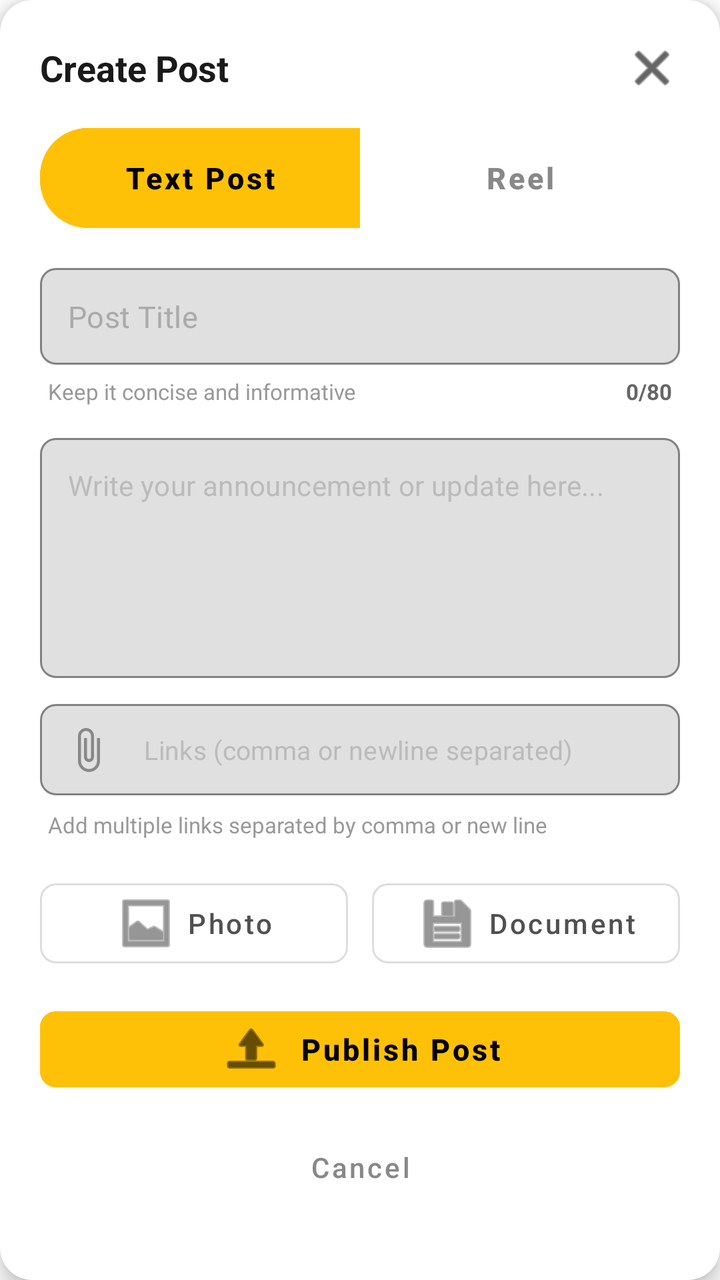
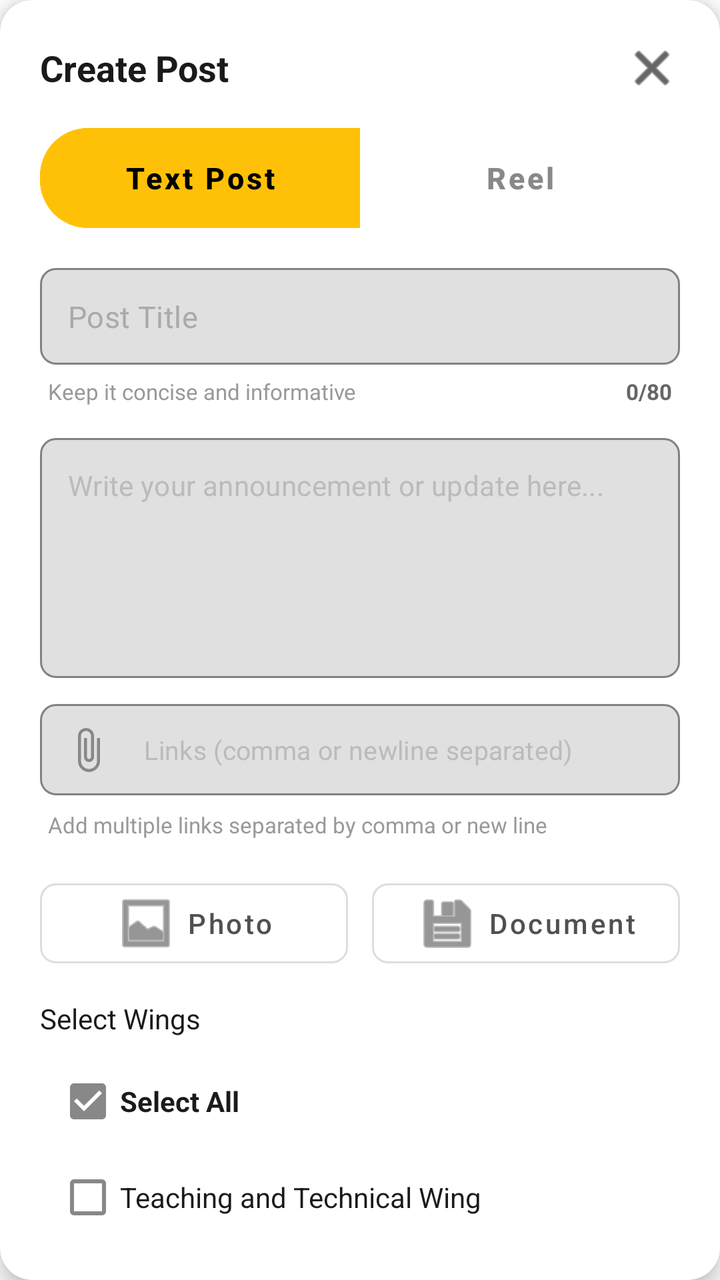

The first picture is an Android layout as it rendered before a commit; the second is the same layout after the commit. The layout source and the unified diff follow.
<!-- AndroidManifest.xml: application theme Theme.ChatApp -->
<!-- res/layout/dialog_create_update.xml -->
<?xml version="1.0" encoding="utf-8"?>
<androidx.cardview.widget.CardView
    xmlns:android="http://schemas.android.com/apk/res/android"
    xmlns:app="http://schemas.android.com/apk/res-auto"
    android:layout_width="match_parent"
    android:layout_height="wrap_content"
    app:cardCornerRadius="16dp"
    app:cardElevation="6dp"
    app:cardBackgroundColor="@android:color/white"
    android:layout_marginTop="24dp"
    android:layout_marginBottom="24dp"
    app:cardPreventCornerOverlap="false">

    <FrameLayout
        android:layout_width="match_parent"
        android:layout_height="wrap_content">

    <LinearLayout
        android:layout_width="match_parent"
        android:layout_height="wrap_content"
        android:orientation="vertical"
        android:padding="20dp">

        
        <RelativeLayout
            android:layout_width="match_parent"
            android:layout_height="wrap_content"
            android:layout_marginBottom="16dp">
            
            <TextView
                android:id="@+id/dialogTitle"
                android:layout_width="wrap_content"
                android:layout_height="wrap_content"
                android:layout_alignParentStart="true"
                android:layout_centerVertical="true"
                android:text="Create Post"
                android:textSize="18sp"
                android:textStyle="bold"
                android:textColor="#1A1A1A" />
            
            <ImageButton
                android:id="@+id/closeButton"
                android:layout_width="28dp"
                android:layout_height="28dp"
                android:layout_alignParentEnd="true"
                android:layout_centerVertical="true"
                android:background="?attr/selectableItemBackgroundBorderless"
                android:src="@android:drawable/ic_menu_close_clear_cancel"
                android:tint="#000000"
                android:scaleType="fitCenter"
                android:contentDescription="Close" />
        </RelativeLayout>

        <androidx.core.widget.NestedScrollView
            android:layout_width="match_parent"
            android:layout_height="wrap_content"
            android:fillViewport="true">
        
            <LinearLayout
                android:layout_width="match_parent"
                android:layout_height="wrap_content"
                android:orientation="vertical">

        
        <com.google.android.material.button.MaterialButtonToggleGroup
            android:id="@+id/postTypeToggleGroup"
            android:layout_width="match_parent"
            android:layout_height="50dp"
            android:layout_marginBottom="20dp"
            app:checkedButton="@+id/textPostButton"
            app:selectionRequired="true"
            app:singleSelection="true"
            app:strokeColor="#000000"
            app:strokeWidth="1dp">

            <com.google.android.material.button.MaterialButton
                android:id="@+id/textPostButton"
                style="@style/Widget.MaterialComponents.Button.OutlinedButton"
                android:layout_width="0dp"
                android:layout_height="match_parent"
                android:layout_weight="1"
                android:backgroundTint="@color/selector_toggle_bg_golden"
                android:insetTop="0dp"
                android:insetBottom="0dp"
                android:text="Text Post"
                android:textAllCaps="false"
                android:textColor="@color/selector_toggle_text"
                android:textSize="15sp"
                android:textStyle="bold"
                app:cornerRadius="24dp"
                app:strokeColor="@android:color/transparent"
                app:strokeWidth="0dp" />

            <com.google.android.material.button.MaterialButton
                android:id="@+id/reelPostButton"
                style="@style/Widget.MaterialComponents.Button.OutlinedButton"
                android:layout_width="0dp"
                android:layout_height="match_parent"
                android:layout_weight="1"
                android:backgroundTint="@color/selector_toggle_bg_golden"
                android:insetTop="0dp"
                android:insetBottom="0dp"
                android:text="Reel"
                android:textAllCaps="false"
                android:textColor="@color/selector_toggle_text"
                android:textSize="15sp"
                android:textStyle="bold"
                app:cornerRadius="24dp"
                app:strokeColor="@android:color/transparent"
                app:strokeWidth="0dp" />

        </com.google.android.material.button.MaterialButtonToggleGroup>

        
        <com.google.android.material.textfield.TextInputLayout
            android:layout_width="match_parent"
            android:layout_height="wrap_content"
            app:boxBackgroundMode="outline"
            app:boxCornerRadiusTopStart="8dp"
            app:boxCornerRadiusTopEnd="8dp"
            app:boxCornerRadiusBottomStart="8dp"
            app:boxCornerRadiusBottomEnd="8dp"
            app:boxStrokeColor="#DDDDDD"
            app:boxStrokeWidth="1dp"
            app:hintEnabled="false"
            android:layout_marginBottom="6dp">

            <com.google.android.material.textfield.TextInputEditText
                android:id="@+id/updateTitleInput"
                android:layout_width="match_parent"
                android:layout_height="wrap_content"
                android:hint="Post Title"
                android:inputType="textCapSentences"
                android:maxLines="2"
                android:maxLength="80"
                android:padding="14dp"
                android:textColor="#1A1A1A"
                android:textColorHint="#AAAAAA"
                android:textSize="15sp"/>
        </com.google.android.material.textfield.TextInputLayout>

        <RelativeLayout
            android:layout_width="match_parent"
            android:layout_height="wrap_content"
            android:layout_marginBottom="16dp"
            android:paddingStart="4dp"
            android:paddingEnd="4dp">
            
            <TextView
                android:layout_width="wrap_content"
                android:layout_height="wrap_content"
                android:layout_alignParentStart="true"
                android:text="Keep it concise and informative"
                android:textSize="11sp"
                android:textColor="#999999" />
            
            <TextView
                android:id="@+id/titleCharCounter"
                android:layout_width="wrap_content"
                android:layout_height="wrap_content"
                android:layout_alignParentEnd="true"
                android:text="0/80"
                android:textSize="11sp"
                android:textColor="#666666"
                android:textStyle="bold"/>
        </RelativeLayout>

        
        <LinearLayout
            android:id="@+id/reelPostFields"
            android:layout_width="match_parent"
            android:layout_height="wrap_content"
            android:orientation="vertical"
            android:visibility="gone">

            <com.google.android.material.textfield.TextInputLayout
                android:layout_width="match_parent"
                android:layout_height="wrap_content"
                app:boxBackgroundMode="outline"
                app:boxCornerRadiusTopStart="8dp"
                app:boxCornerRadiusTopEnd="8dp"
                app:boxCornerRadiusBottomStart="8dp"
                app:boxCornerRadiusBottomEnd="8dp"
                app:boxStrokeColor="#DDDDDD"
                app:boxStrokeWidth="1dp"
                app:hintEnabled="false"
                app:startIconDrawable="@android:drawable/ic_menu_camera"
                app:startIconTint="#888888"
                android:layout_marginBottom="16dp">

                <com.google.android.material.textfield.TextInputEditText
                    android:id="@+id/instagramLinkInput"
                    android:layout_width="match_parent"
                    android:layout_height="wrap_content"
                    android:hint="Instagram Reel URL"
                    android:inputType="textUri"
                    android:maxLines="2"
                    android:padding="14dp"
                    android:textColor="#1A1A1A"
                    android:textColorHint="#AAAAAA"
                    android:textSize="14sp"/>
            </com.google.android.material.textfield.TextInputLayout>
        </LinearLayout>

        
        <LinearLayout
            android:id="@+id/textPostFields"
            android:layout_width="match_parent"
            android:layout_height="wrap_content"
            android:orientation="vertical">

            
            <com.google.android.material.textfield.TextInputLayout
                android:layout_width="match_parent"
                android:layout_height="wrap_content"
                app:boxBackgroundMode="outline"
                app:boxCornerRadiusTopStart="8dp"
                app:boxCornerRadiusTopEnd="8dp"
                app:boxCornerRadiusBottomStart="8dp"
                app:boxCornerRadiusBottomEnd="8dp"
                app:boxStrokeColor="#DDDDDD"
                app:boxStrokeWidth="1dp"
                app:hintEnabled="false"
                android:layout_marginBottom="12dp">

                <com.google.android.material.textfield.TextInputEditText
                    android:id="@+id/updateContentInput"
                    android:layout_width="match_parent"
                    android:layout_height="wrap_content"
                    android:hint="Write your announcement or update here..."
                    android:inputType="textMultiLine|textCapSentences"
                    android:minHeight="120dp"
                    android:maxLines="10"
                    android:gravity="top|start"
                    android:padding="14dp"
                    android:textColor="#1A1A1A"
                    android:textColorHint="#BBBBBB"
                    android:textSize="14sp"/>
            </com.google.android.material.textfield.TextInputLayout>
            
            
            <com.google.android.material.textfield.TextInputLayout
                android:layout_width="match_parent"
                android:layout_height="wrap_content"
                app:boxBackgroundMode="outline"
                app:boxCornerRadiusTopStart="8dp"
                app:boxCornerRadiusTopEnd="8dp"
                app:boxCornerRadiusBottomStart="8dp"
                app:boxCornerRadiusBottomEnd="8dp"
                app:boxStrokeColor="#DDDDDD"
                app:boxStrokeWidth="1dp"
                app:hintEnabled="false"
                app:startIconDrawable="@drawable/ic_attachment"
                app:startIconTint="#888888"
                android:layout_marginBottom="6dp">

                <com.google.android.material.textfield.TextInputEditText
                    android:id="@+id/updateLinkInput"
                    android:layout_width="match_parent"
                    android:layout_height="wrap_content"
                    android:hint="Links (comma or newline separated)"
                    android:inputType="textMultiLine"
                    android:maxLines="4"
                    android:padding="14dp"
                    android:textColor="#1A1A1A"
                    android:textColorHint="#BBBBBB"
                    android:textSize="13sp"/>
            </com.google.android.material.textfield.TextInputLayout>

            <TextView
                android:layout_width="match_parent"
                android:layout_height="wrap_content"
                android:text="Add multiple links separated by comma or new line"
                android:textSize="11sp"
                android:textColor="#999999"
                android:paddingStart="4dp"
                android:paddingEnd="4dp"
                android:layout_marginBottom="16dp"/>

            
            <LinearLayout
                android:layout_width="match_parent"
                android:layout_height="wrap_content"
                android:orientation="horizontal"
                android:layout_marginBottom="12dp"
                android:weightSum="2">

                <com.google.android.material.button.MaterialButton
                    android:id="@+id/attachImageButton"
                    android:layout_width="0dp"
                    android:layout_height="wrap_content"
                    android:layout_weight="1"
                    android:text="Photo"
                    android:textAllCaps="false"
                    android:textSize="14sp"
                    android:layout_marginEnd="6dp"
                    app:icon="@android:drawable/ic_menu_gallery"
                    app:iconGravity="textStart"
                    style="@style/Widget.MaterialComponents.Button.OutlinedButton" 
                    app:strokeColor="#DDDDDD"
                    app:strokeWidth="1dp"
                    android:textColor="#505050"
                    app:iconTint="#505050"
                    app:cornerRadius="8dp"/>

                <com.google.android.material.button.MaterialButton
                    android:id="@+id/attachDocumentButton"
                    android:layout_width="0dp"
                    android:layout_height="wrap_content"
                    android:layout_weight="1"
                    android:text="Document"
                    android:textAllCaps="false"
                    android:textSize="14sp"
                    android:layout_marginStart="6dp"
                    app:icon="@android:drawable/ic_menu_save"
                    app:iconGravity="textStart"
                    style="@style/Widget.MaterialComponents.Button.OutlinedButton"
                    app:strokeColor="#DDDDDD"
                    app:strokeWidth="1dp"
                    android:textColor="#505050"
                    app:iconTint="#505050"
                    app:cornerRadius="8dp"/>
            </LinearLayout>

            
            
            <androidx.recyclerview.widget.RecyclerView
                android:id="@+id/documentsRecyclerView"
                android:layout_width="match_parent"
                android:layout_height="wrap_content"
                android:orientation="horizontal"
                app:layoutManager="androidx.recyclerview.widget.LinearLayoutManager"
                android:layout_marginBottom="8dp"
                android:visibility="gone"/>

            
            <androidx.recyclerview.widget.RecyclerView
                android:id="@+id/imagesRecyclerView"
                android:layout_width="match_parent"
                android:layout_height="wrap_content"
                android:orientation="horizontal"
                app:layoutManager="androidx.recyclerview.widget.LinearLayoutManager"
                android:layout_marginBottom="12dp"
                android:visibility="gone"/>
        </LinearLayout>

        
        <CheckBox
            android:id="@+id/crossPostCheckbox"
            android:layout_width="wrap_content"
            android:layout_height="wrap_content"
            android:text="Also post to NSS Interface"
            android:textColor="#1A1A1A"
            android:textSize="14sp"
            android:layout_marginBottom="20dp"
            android:visibility="gone"
            android:buttonTint="#888888"/>

        
        <com.google.android.material.button.MaterialButton
            android:id="@+id/postUpdateButton"
            android:layout_width="match_parent"
            android:layout_height="50dp"
            android:text="Publish Post"
            android:textAllCaps="false"
            android:textSize="15sp"
            android:textStyle="bold"
            style="@style/Widget.MaterialComponents.Button.UnelevatedButton"
            android:backgroundTint="#FFC107"
            android:textColor="@android:color/black"
            app:cornerRadius="8dp"
            app:icon="@android:drawable/ic_menu_upload"
            app:iconTint="@android:color/black"
            app:iconGravity="textStart"
            android:layout_marginBottom="10dp"/>

        
        <com.google.android.material.button.MaterialButton
            android:id="@+id/cancelButton"
            android:layout_width="wrap_content"
            android:layout_height="wrap_content"
            android:layout_gravity="center_horizontal"
            android:text="Cancel"
            android:textAllCaps="false"
            android:textSize="14sp"
            style="@style/Widget.MaterialComponents.Button.TextButton"
            android:textColor="#888888"/>

            </LinearLayout>
        </androidx.core.widget.NestedScrollView>

    </LinearLayout>

        
        <FrameLayout
            android:id="@+id/uploadProgressOverlay"
            android:layout_width="match_parent"
            android:layout_height="match_parent"
            android:background="#D9000000"
            android:clickable="true"
            android:focusable="true"
            android:visibility="gone"
            android:elevation="10dp"
            android:padding="16dp">

            
            <androidx.cardview.widget.CardView
                android:layout_width="match_parent"
                android:layout_height="wrap_content"
                android:layout_gravity="center"
                android:layout_margin="32dp"
                app:cardCornerRadius="16dp"
                app:cardElevation="8dp"
                app:cardBackgroundColor="#FFFFFFFF">

                <LinearLayout
                    android:layout_width="match_parent"
                    android:layout_height="wrap_content"
                    android:orientation="vertical"
                    android:gravity="center"
                    android:padding="32dp">

                    <ProgressBar
                        android:id="@+id/uploadProgressBar"
                        android:layout_width="56dp"
                        android:layout_height="56dp"
                        android:indeterminate="false"
                        android:max="100"
                        style="?android:attr/progressBarStyleHorizontal"
                        android:progressDrawable="@drawable/circular_progress"
                        android:progressTint="#2196F3"
                        android:layout_marginBottom="24dp"/>

                    <TextView
                        android:id="@+id/uploadProgressText"
                        android:layout_width="wrap_content"
                        android:layout_height="wrap_content"
                        android:text="Updating... 0%"
                        android:textColor="#212121"
                        android:textSize="18sp"
                        android:textStyle="bold"
                        android:gravity="center"/>

                    <TextView
                        android:layout_width="wrap_content"
                        android:layout_height="wrap_content"
                        android:text="Please wait while we update your post"
                        android:textColor="#757575"
                        android:textSize="14sp"
                        android:layout_marginTop="8dp"
                        android:gravity="center"/>

                </LinearLayout>
            </androidx.cardview.widget.CardView>
        </FrameLayout>

    </FrameLayout>
</androidx.cardview.widget.CardView>
<!-- resources referenced by this layout -->
<resources>
  <!-- drawable circular_progress (drawable) -->
  <?xml version="1.0" encoding="utf-8"?>
  <rotate xmlns:android="http://schemas.android.com/apk/res/android"
      android:fromDegrees="270"
      android:toDegrees="270">
      <shape
          android:innerRadiusRatio="3"
          android:shape="ring"
          android:thicknessRatio="8"
          android:useLevel="true">
          <gradient
              android:angle="0"
              android:endColor="#000000"
              android:startColor="#000000"
              android:type="sweep"
              android:useLevel="false" />
      </shape>
  </rotate>
  <!-- drawable ic_attachment (drawable) -->
  <?xml version="1.0" encoding="utf-8"?>
  <vector xmlns:android="http://schemas.android.com/apk/res/android"
      android:width="24dp"
      android:height="24dp"
      android:viewportWidth="24"
      android:viewportHeight="24">
      <path
          android:fillColor="#000000"
          android:pathData="M16.5,6v11.5c0,2.21 -1.79,4 -4,4s-4,-1.79 -4,-4V5c0,-1.38 1.12,-2.5 2.5,-2.5s2.5,1.12 2.5,2.5v10.5c0,0.55 -0.45,1 -1,1s-1,-0.45 -1,-1V6H10v9.5c0,1.38 1.12,2.5 2.5,2.5s2.5,-1.12 2.5,-2.5V5c0,-2.21 -1.79,-4 -4,-4S7,2.79 7,5v12.5c0,3.04 2.46,5.5 5.5,5.5s5.5,-2.46 5.5,-5.5V6h-1.5z"/>
  </vector>
  <style name="Theme.ChatApp" parent="Theme.MaterialComponents.DayNight.NoActionBar">
          
          <item name="colorPrimary">@color/ui_blue</item>
          <item name="colorPrimaryVariant">@color/ui_dark</item>
          <item name="colorOnPrimary">@color/white</item>
          
          <item name="colorSecondary">@color/ui_blue</item>
          <item name="colorSecondaryVariant">@color/ui_dark</item>
          <item name="colorOnSecondary">@color/white</item>
          
          <item name="android:statusBarColor">@android:color/black</item>
          <item name="android:windowLightStatusBar">false</item>
          
          <item name="android:navigationBarColor">@android:color/transparent</item>
          <item name="android:windowLightNavigationBar">false</item>
          
          <item name="android:windowNoTitle">true</item>
          <item name="windowActionBar">false</item>
          <item name="android:windowActionBar">false</item>
          <item name="windowNoTitle">true</item>
      </style>
  <color name="ui_blue">#006BFF</color>
  <color name="ui_dark">#0D0302</color>
  <color name="white">#FFFFFFFF</color>
</resources>

<!-- the commit's change to res/layout/dialog_create_update.xml (unified diff, before → after) -->
@@ -357,6 +357,87 @@
             android:buttonTint="#888888"/>
 
         
+        <LinearLayout
+            android:id="@+id/wingTargetingContainer"
+            android:layout_width="match_parent"
+            android:layout_height="wrap_content"
+            android:orientation="vertical"
+            android:layout_marginBottom="20dp"
+            android:visibility="visible">
+
+            <TextView
+                android:layout_width="wrap_content"
+                android:layout_height="wrap_content"
+                android:text="Select Wings"
+                android:textColor="#1A1A1A"
+                android:textSize="14sp"
+                android:layout_marginBottom="8dp"/>
+
+            <LinearLayout
+                android:layout_width="match_parent"
+                android:layout_height="wrap_content"
+                android:orientation="vertical"
+                android:layout_marginStart="8dp">
+
+                <CheckBox
+                    android:id="@+id/wingAllCheckbox"
+                    android:layout_width="wrap_content"
+                    android:layout_height="wrap_content"
+                    android:text="Select All"
+                    android:checked="true"
+                    android:textColor="#1A1A1A"
+                    android:textSize="14sp"
+                    android:textStyle="bold"
+                    android:buttonTint="#888888"/>
+
+                <CheckBox
+                    android:id="@+id/wingTtwCheckbox"
+                    android:layout_width="wrap_content"
+                    android:layout_height="wrap_content"
+                    android:text="Teaching and Technical Wing"
+                    android:textColor="#1A1A1A"
+                    android:textSize="14sp"
+                    android:buttonTint="#888888"/>
+
+                <CheckBox
+                    android:id="@+id/wingPrernaCheckbox"
+                    android:layout_width="wrap_content"
+                    android:layout_height="wrap_content"
+                    android:text="Prerna Wing"
+                    android:textColor="#1A1A1A"
+                    android:textSize="14sp"
+                    android:buttonTint="#888888"/>
+
+                <CheckBox
+                    android:id="@+id/wingRdCheckbox"
+                    android:layout_width="wrap_content"
+                    android:layout_height="wrap_content"
+                    android:text="Rural Development Wing"
+                    android:textColor="#1A1A1A"
+                    android:textSize="14sp"
+                    android:buttonTint="#888888"/>
+
+                <CheckBox
+                    android:id="@+id/wingEnvironmentCheckbox"
+                    android:layout_width="wrap_content"
+                    android:layout_height="wrap_content"
+                    android:text="Environmental Wing"
+                    android:textColor="#1A1A1A"
+                    android:textSize="14sp"
+                    android:buttonTint="#888888"/>
+
+                <CheckBox
+                    android:id="@+id/wingCurationCheckbox"
+                    android:layout_width="wrap_content"
+                    android:layout_height="wrap_content"
+                    android:text="Design and Curation Wing"
+                    android:textColor="#1A1A1A"
+                    android:textSize="14sp"
+                    android:buttonTint="#888888"/>
+            </LinearLayout>
+        </LinearLayout>
+
+        
         <com.google.android.material.button.MaterialButton
             android:id="@+id/postUpdateButton"
             android:layout_width="match_parent"
